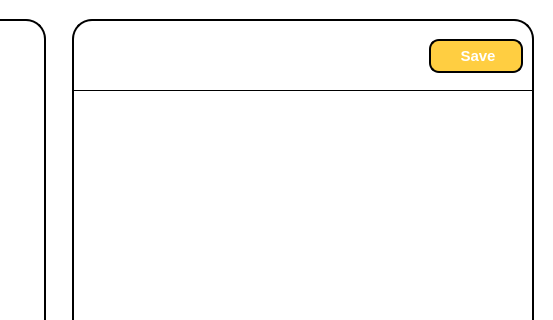
Qt form SPCK/GUI/Note_edit.ui (MaiNgocChau9/Python-App-A-) before a commit; both pictures show x 297 to 850 and y 0 to 320 of the 850 by 550 pixel window.
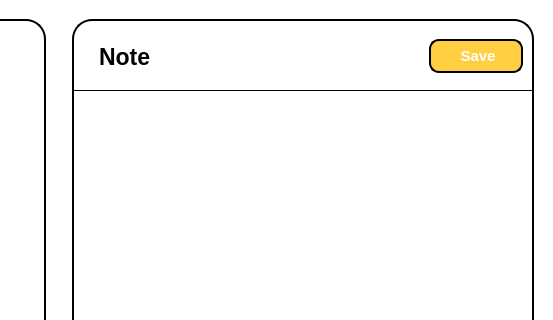
The same form after that commit. Icons and pictures are not drawn.

Patch:
```diff
--- a/SPCK/GUI/Note_edit.ui
+++ b/SPCK/GUI/Note_edit.ui
@@ -179,7 +179,7 @@
             <property name="font">
              <font>
               <family>Segoe UI</family>
-              <pointsize>13</pointsize>
+              <pointsize>17</pointsize>
               <weight>75</weight>
               <bold>true</bold>
              </font>
@@ -196,7 +196,7 @@
 background-color: transparent;</string>
             </property>
             <property name="text">
-             <string>&lt;note_name&gt;</string>
+             <string>Note</string>
             </property>
             <property name="alignment">
              <set>Qt::AlignLeading|Qt::AlignLeft|Qt::AlignVCenter</set>
```
